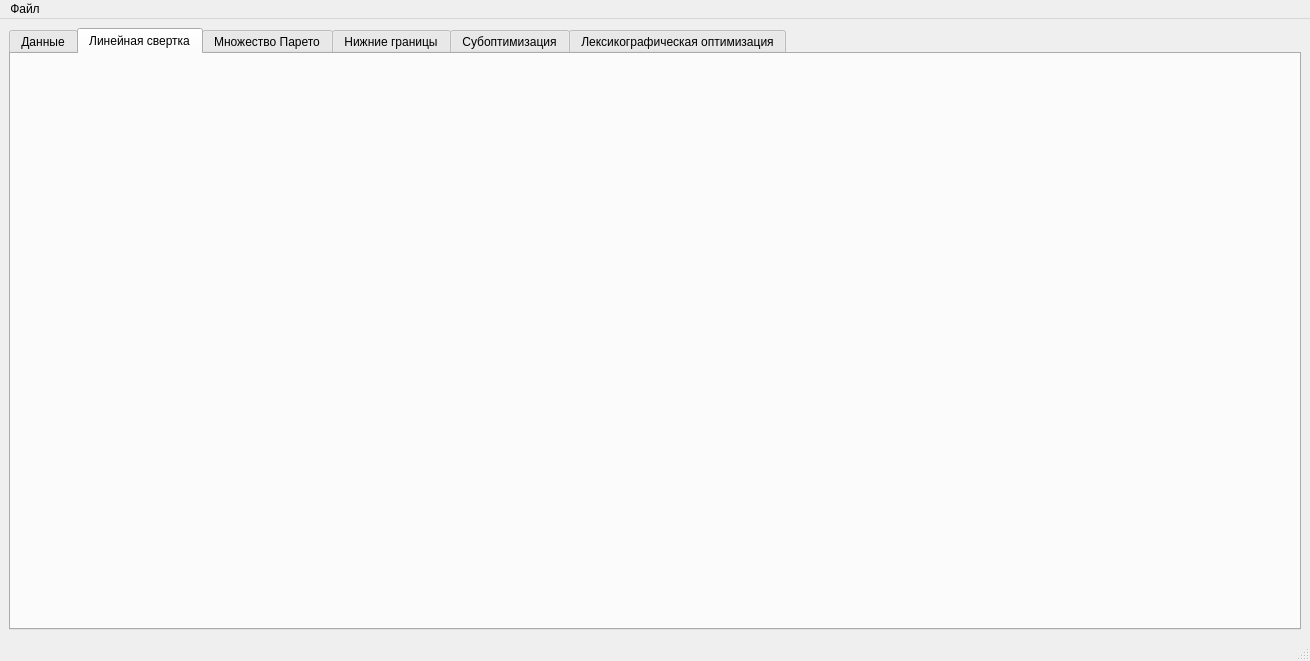
This is mainwindow.ui in Technonmad/Multi-criteria-task as Qt 5 draws it before an edit. The edited form follows.
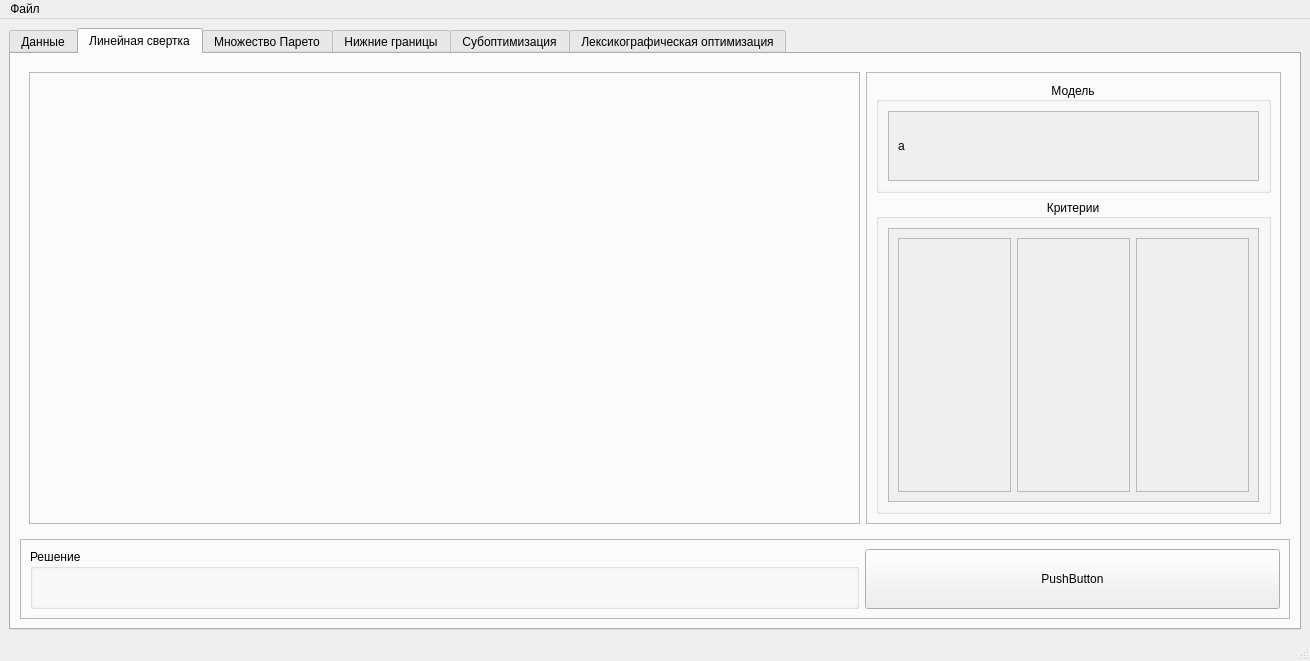
This is the edited form. The open tabs and pages were chosen to show the change.

Commit message: Выбор критериев

Diff of the .ui file:
```diff
--- a/mainwindow.ui
+++ b/mainwindow.ui
@@ -34,6 +34,221 @@
        <attribute name="title">
         <string>Линейная свертка</string>
        </attribute>
+       <layout class="QVBoxLayout" name="verticalLayout">
+        <item>
+         <widget class="QWidget" name="widget" native="true">
+          <property name="sizePolicy">
+           <sizepolicy hsizetype="Preferred" vsizetype="Preferred">
+            <horstretch>0</horstretch>
+            <verstretch>6</verstretch>
+           </sizepolicy>
+          </property>
+          <layout class="QHBoxLayout" name="horizontalLayout_3">
+           <item>
+            <widget class="QFrame" name="frame_2">
+             <property name="sizePolicy">
+              <sizepolicy hsizetype="Preferred" vsizetype="Preferred">
+               <horstretch>2</horstretch>
+               <verstretch>0</verstretch>
+              </sizepolicy>
+             </property>
+             <property name="frameShape">
+              <enum>QFrame::StyledPanel</enum>
+             </property>
+             <property name="frameShadow">
+              <enum>QFrame::Raised</enum>
+             </property>
+            </widget>
+           </item>
+           <item>
+            <widget class="QFrame" name="form">
+             <property name="sizePolicy">
+              <sizepolicy hsizetype="Preferred" vsizetype="Preferred">
+               <horstretch>1</horstretch>
+               <verstretch>0</verstretch>
+              </sizepolicy>
+             </property>
+             <property name="frameShape">
+              <enum>QFrame::StyledPanel</enum>
+             </property>
+             <property name="frameShadow">
+              <enum>QFrame::Raised</enum>
+             </property>
+             <layout class="QVBoxLayout" name="verticalLayout_2">
+              <item>
+               <widget class="QGroupBox" name="modelbox1">
+                <property name="sizePolicy">
+                 <sizepolicy hsizetype="Preferred" vsizetype="Preferred">
+                  <horstretch>0</horstretch>
+                  <verstretch>1</verstretch>
+                 </sizepolicy>
+                </property>
+                <property name="title">
+                 <string>Модель</string>
+                </property>
+                <property name="alignment">
+                 <set>Qt::AlignCenter</set>
+                </property>
+                <layout class="QHBoxLayout" name="horizontalLayout_5">
+                 <item>
+                  <widget class="QScrollArea" name="scrollArea_2">
+                   <property name="widgetResizable">
+                    <bool>true</bool>
+                   </property>
+                   <widget class="QWidget" name="scrollAreaWidgetContents_2">
+                    <property name="geometry">
+                     <rect>
+                      <x>0</x>
+                      <y>0</y>
+                      <width>369</width>
+                      <height>68</height>
+                     </rect>
+                    </property>
+                    <layout class="QVBoxLayout" name="verticalLayout_4">
+                     <item>
+                      <widget class="QLabel" name="label">
+                       <property name="text">
+                        <string>a</string>
+                       </property>
+                      </widget>
+                     </item>
+                    </layout>
+                   </widget>
+                  </widget>
+                 </item>
+                </layout>
+               </widget>
+              </item>
+              <item>
+               <widget class="QGroupBox" name="criteriabox1">
+                <property name="sizePolicy">
+                 <sizepolicy hsizetype="Preferred" vsizetype="Preferred">
+                  <horstretch>0</horstretch>
+                  <verstretch>6</verstretch>
+                 </sizepolicy>
+                </property>
+                <property name="title">
+                 <string>Критерии</string>
+                </property>
+                <property name="alignment">
+                 <set>Qt::AlignCenter</set>
+                </property>
+                <layout class="QVBoxLayout" name="verticalLayout_3">
+                 <item>
+                  <widget class="QScrollArea" name="scrollArea">
+                   <property name="widgetResizable">
+                    <bool>true</bool>
+                   </property>
+                   <widget class="QWidget" name="scrollAreaWidgetContents">
+                    <property name="geometry">
+                     <rect>
+                      <x>0</x>
+                      <y>0</y>
+                      <width>369</width>
+                      <height>264</height>
+                     </rect>
+                    </property>
+                    <layout class="QHBoxLayout" name="horizontalLayout_6">
+                     <item>
+                      <widget class="QFrame" name="criteria">
+                       <property name="frameShape">
+                        <enum>QFrame::StyledPanel</enum>
+                       </property>
+                       <property name="frameShadow">
+                        <enum>QFrame::Raised</enum>
+                       </property>
+                      </widget>
+                     </item>
+                     <item>
+                      <widget class="QFrame" name="value">
+                       <property name="frameShape">
+                        <enum>QFrame::StyledPanel</enum>
+                       </property>
+                       <property name="frameShadow">
+                        <enum>QFrame::Raised</enum>
+                       </property>
+                      </widget>
+                     </item>
+                     <item>
+                      <widget class="QFrame" name="minmax">
+                       <property name="frameShape">
+                        <enum>QFrame::StyledPanel</enum>
+                       </property>
+                       <property name="frameShadow">
+                        <enum>QFrame::Raised</enum>
+                       </property>
+                      </widget>
+                     </item>
+                    </layout>
+                   </widget>
+                  </widget>
+                 </item>
+                </layout>
+               </widget>
+              </item>
+             </layout>
+            </widget>
+           </item>
+          </layout>
+         </widget>
+        </item>
+        <item>
+         <widget class="QFrame" name="frame">
+          <property name="sizePolicy">
+           <sizepolicy hsizetype="Preferred" vsizetype="Preferred">
+            <horstretch>0</horstretch>
+            <verstretch>1</verstretch>
+           </sizepolicy>
+          </property>
+          <property name="frameShape">
+           <enum>QFrame::StyledPanel</enum>
+          </property>
+          <property name="frameShadow">
+           <enum>QFrame::Raised</enum>
+          </property>
+          <layout class="QHBoxLayout" name="horizontalLayout_4">
+           <item>
+            <widget class="QGroupBox" name="groupBox">
+             <property name="sizePolicy">
+              <sizepolicy hsizetype="Preferred" vsizetype="Preferred">
+               <horstretch>2</horstretch>
+               <verstretch>0</verstretch>
+              </sizepolicy>
+             </property>
+             <property name="title">
+              <string>Решение</string>
+             </property>
+            </widget>
+           </item>
+           <item>
+            <widget class="QPushButton" name="pushButton">
+             <property name="sizePolicy">
+              <sizepolicy hsizetype="Minimum" vsizetype="Fixed">
+               <horstretch>1</horstretch>
+               <verstretch>0</verstretch>
+              </sizepolicy>
+             </property>
+             <property name="minimumSize">
+              <size>
+               <width>40</width>
+               <height>60</height>
+              </size>
+             </property>
+             <property name="maximumSize">
+              <size>
+               <width>16777215</width>
+               <height>60</height>
+              </size>
+             </property>
+             <property name="text">
+              <string>PushButton</string>
+             </property>
+            </widget>
+           </item>
+          </layout>
+         </widget>
+        </item>
+       </layout>
       </widget>
       <widget class="QWidget" name="tab_3">
        <attribute name="title">
```
Left out of the diff: 2 changed lines with no effect on the pictures. The commit also changes 1 other file.
